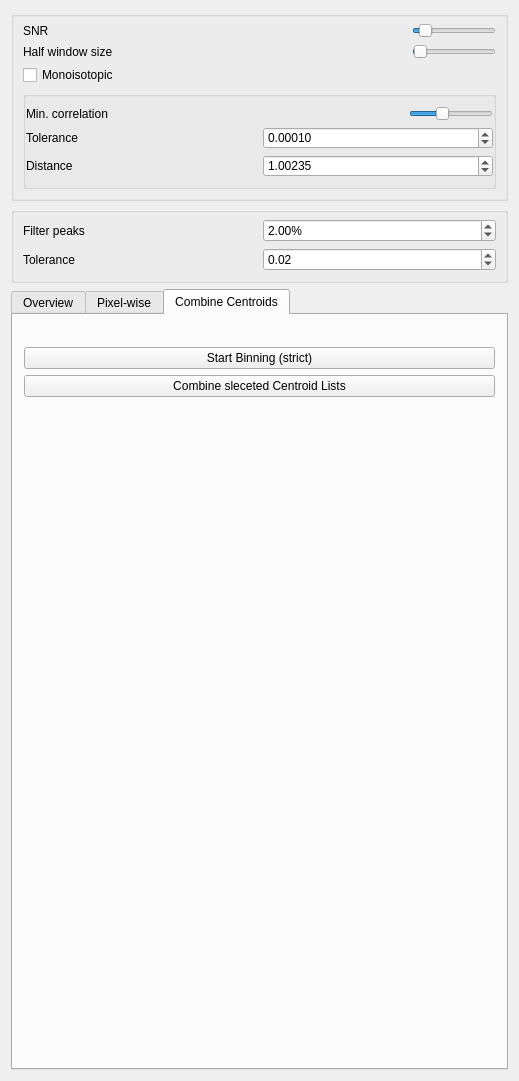
Old version of the form Plugins/org.mitk.gui.qt.m2.PeakPicking/src/internal/m2PeakPickingViewControls.ui in the repository m2aia/m2aia.
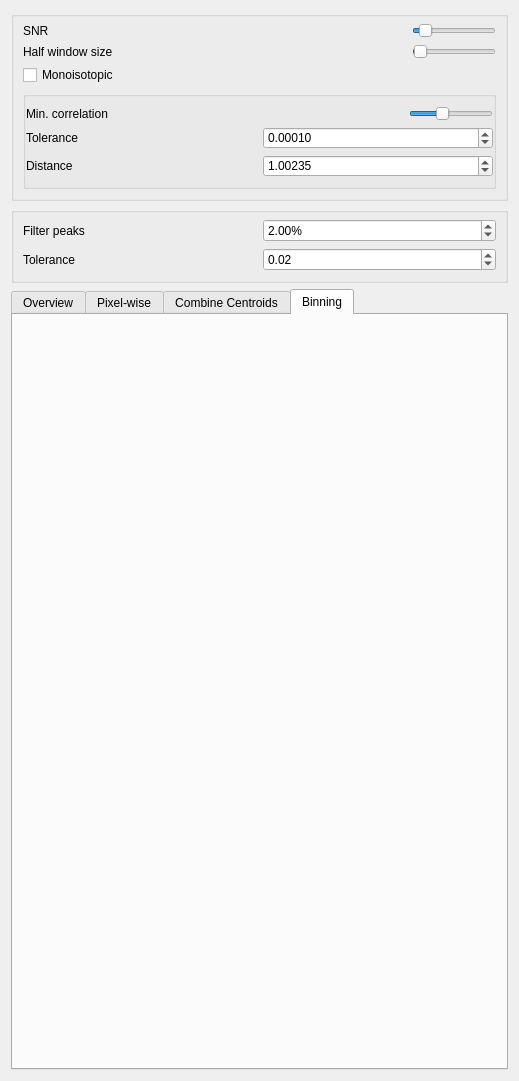
New version of the form. Custom widgets are drawn as their Qt base class.

Commit message: cleanup peak picking view

```diff
--- a/Plugins/org.mitk.gui.qt.m2.PeakPicking/src/internal/m2PeakPickingViewControls.ui
+++ b/Plugins/org.mitk.gui.qt.m2.PeakPicking/src/internal/m2PeakPickingViewControls.ui
@@ -363,7 +363,7 @@
    <item>
     <widget class="QTabWidget" name="tabWidget">
      <property name="currentIndex">
-      <number>2</number>
+      <number>3</number>
      </property>
      <widget class="QWidget" name="tabOverviewSpectra">
       <attribute name="title">
@@ -527,6 +527,42 @@
        </item>
       </layout>
      </widget>
+     <widget class="QWidget" name="tab">
+      <attribute name="title">
+       <string>Binning</string>
+      </attribute>
+      <layout class="QVBoxLayout" name="verticalLayout_3">
+       <item>
+        <widget class="QmitkSingleNodeSelectionWidget" name="sourceCentroidsSelector" native="true">
+         <property name="sizePolicy">
+          <sizepolicy hsizetype="Preferred" vsizetype="Minimum">
+           <horstretch>0</horstretch>
+           <verstretch>0</verstretch>
+          </sizepolicy>
+         </property>
+         <property name="minimumSize">
+          <size>
+           <width>0</width>
+           <height>15</height>
+          </size>
+         </property>
+        </widget>
+       </item>
+       <item>
+        <spacer name="verticalSpacer">
+         <property name="orientation">
+          <enum>Qt::Vertical</enum>
+         </property>
+         <property name="sizeHint" stdset="0">
+          <size>
+           <width>20</width>
+           <height>40</height>
+          </size>
+         </property>
+        </spacer>
+       </item>
+      </layout>
+     </widget>
     </widget>
    </item>
   </layout>
```
Left out of the diff: 2 changed lines with no effect on the pictures. The commit also changes 1 other file.
